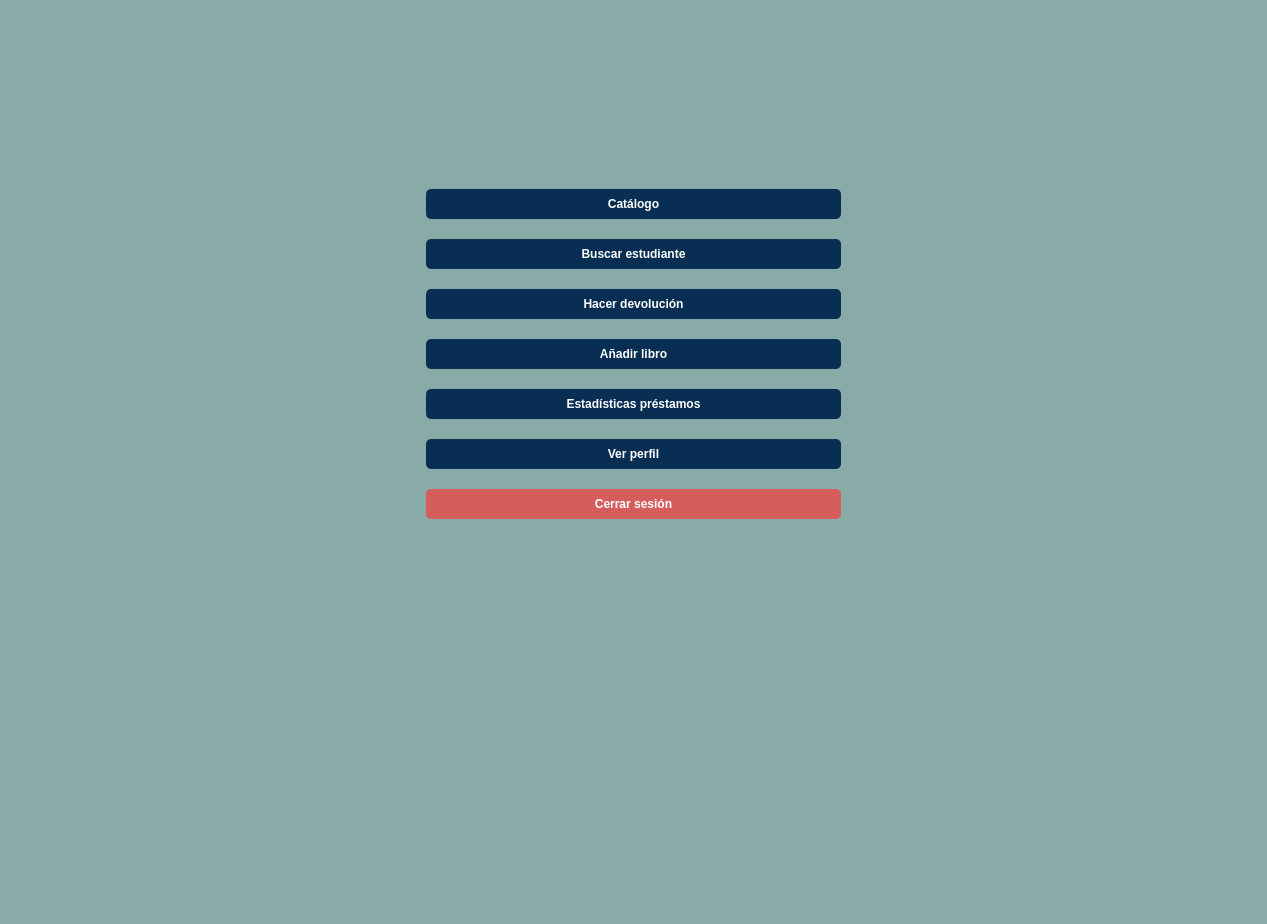
This is src/vista/Ui/VistaBibliotecario.ui in ivantm1/proyecto-software as Qt 5 draws it before an edit. The edited form follows.
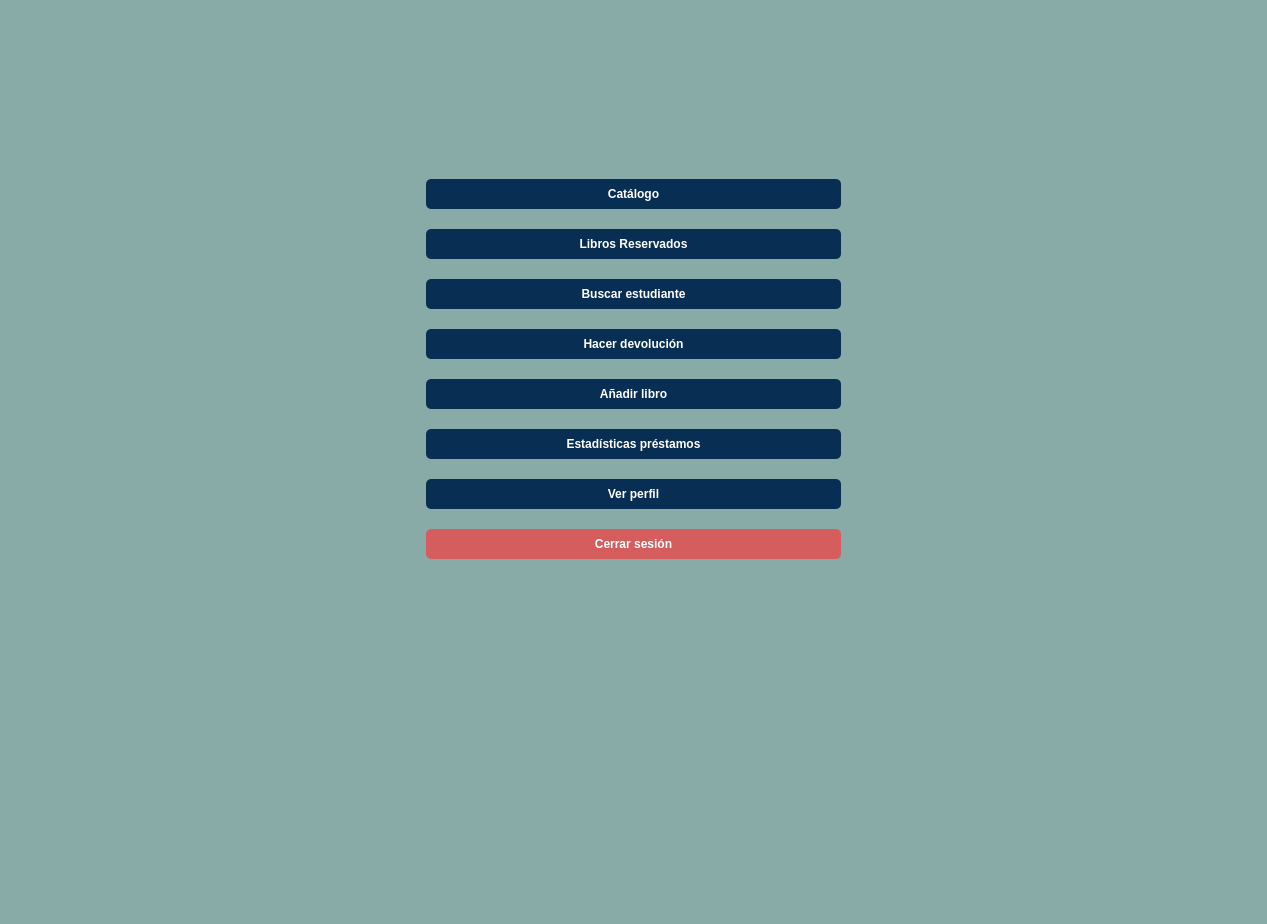
This is the edited form. Icons and pictures are not drawn.

Commit message: Añado boton reservas

```diff
--- a/src/vista/Ui/VistaBibliotecario.ui
+++ b/src/vista/Ui/VistaBibliotecario.ui
@@ -145,6 +145,30 @@
        </property>
       </widget>
      </item>
+     <item>
+      <widget class="QPushButton" name="boton_reservas">
+       <property name="styleSheet">
+        <string notr="true">QPushButton {
+    background-color: #082e53; 
+    color: white;  
+    border-radius: 5px; 
+    padding: 8px;  
+    font-weight: bold;
+}
+
+QPushButton:hover {
+    background-color: #1b5084; 
+}
+
+QPushButton:pressed {
+    background-color: #031324; 
+}</string>
+       </property>
+       <property name="text">
+        <string>Libros Reservados</string>
+       </property>
+      </widget>
+     </item>
      <item>
       <widget class="QPushButton" name="boton_estudiante">
        <property name="styleSheet">
```
